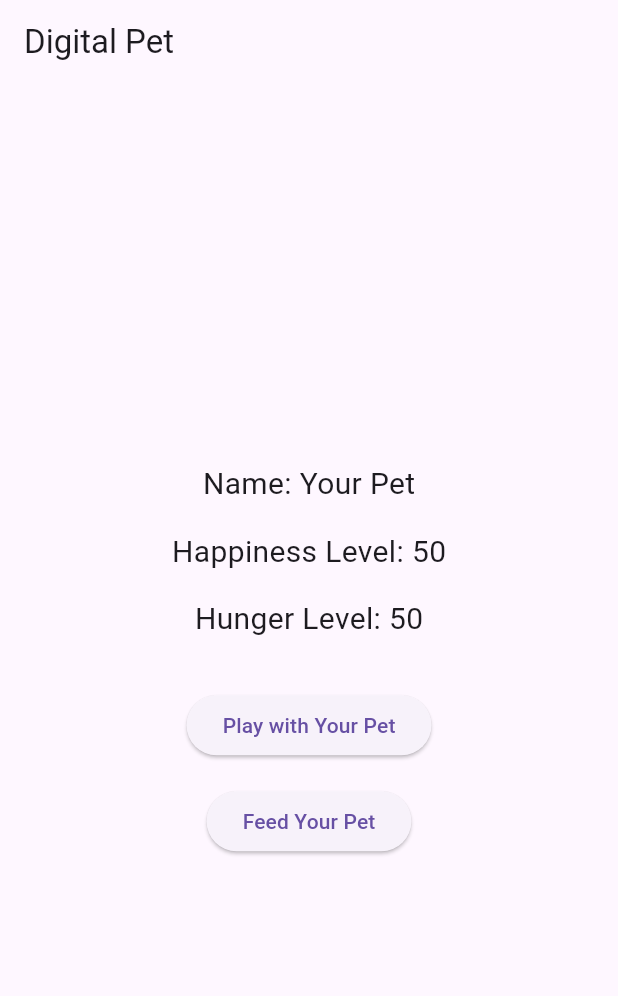
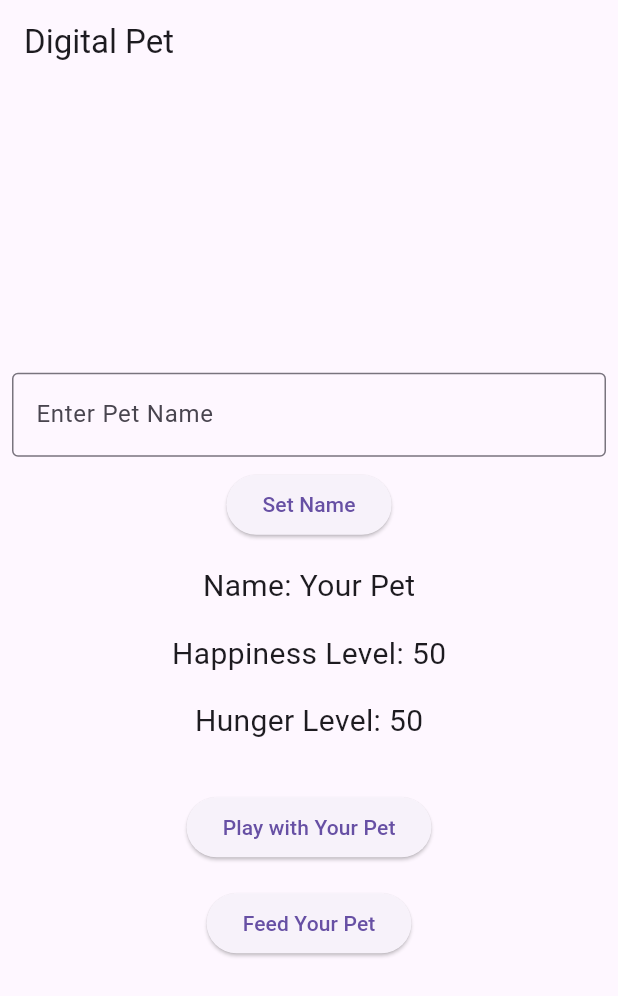
Before and after one commit to anguyen221/state_pet_app, a Flutter app: the screen it shows after launch, on a phone screen of 412 x 824 dp. Shown: the top 996 px of the screen. Run offline on Flutter 3.47's test engine with Material 3 defaults, Android fonts, the phone set to English and light mode, and no system bars.

Commit message:
Added the custom pet name feature

```diff
--- a/lib/main.dart
+++ b/lib/main.dart
@@ -16,7 +16,14 @@ class _DigitalPetAppState extends State<DigitalPetApp> {
   int happinessLevel = 50;
   int hungerLevel = 50;
 
-  // Function to increase happiness and update hunger when playing with the pet
+  final TextEditingController _nameController = TextEditingController();
+
+  void _setPetName() {
+    setState(() {
+      petName = _nameController.text.isNotEmpty ? _nameController.text : "Your Pet";
+    });
+  }
+
   void _playWithPet() {
     setState(() {
       happinessLevel = (happinessLevel + 10).clamp(0, 100);
@@ -24,7 +31,6 @@ class _DigitalPetAppState extends State<DigitalPetApp> {
     });
   }
 
-  // Function to decrease hunger and update happiness when feeding the pet
   void _feedPet() {
     setState(() {
       hungerLevel = (hungerLevel - 10).clamp(0, 100);
@@ -32,7 +38,6 @@ class _DigitalPetAppState extends State<DigitalPetApp> {
     });
   }
 
-  // Update happiness based on hunger level
   void _updateHappiness() {
     if (hungerLevel < 30) {
       happinessLevel = (happinessLevel - 20).clamp(0, 100);
@@ -41,7 +46,6 @@ class _DigitalPetAppState extends State<DigitalPetApp> {
     }
   }
 
-  // Increase hunger level slightly when playing with the pet
   void _updateHunger() {
     hungerLevel = (hungerLevel + 5).clamp(0, 100);
     if (hungerLevel > 100) {
@@ -60,6 +64,21 @@ class _DigitalPetAppState extends State<DigitalPetApp> {
         child: Column(
           mainAxisAlignment: MainAxisAlignment.center,
           children: <Widget>[
+            Padding(
+              padding: const EdgeInsets.all(8.0),
+              child: TextField(
+                controller: _nameController,
+                decoration: InputDecoration(
+                  labelText: "Enter Pet Name",
+                  border: OutlineInputBorder(),
+                ),
+              ),
+            ),
+            ElevatedButton(
+              onPressed: _setPetName,
+              child: Text("Set Name"),
+            ),
+            SizedBox(height: 16.0),
             Text(
               'Name: $petName',
               style: TextStyle(fontSize: 20.0),
```
